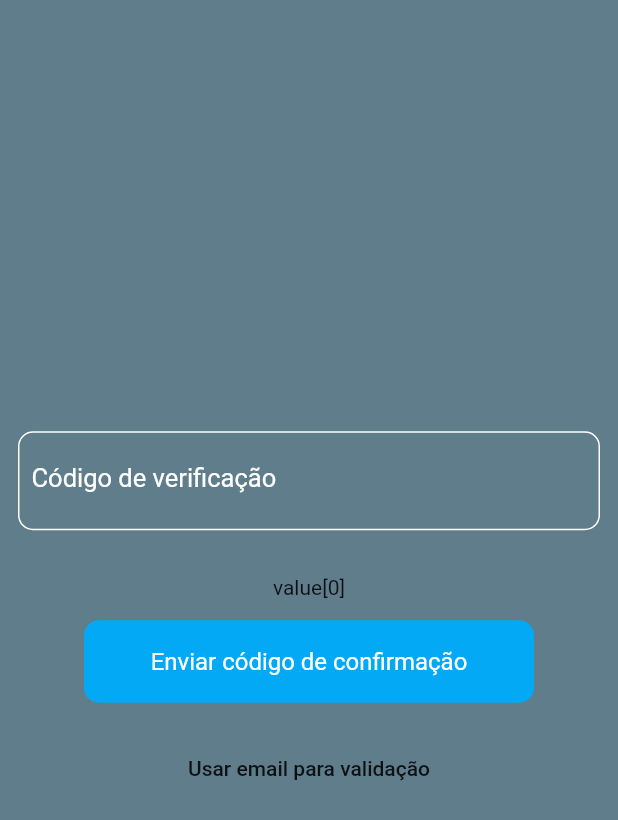
After one commit to LSambo02/flutterfire_demo, a Flutter app: the PhoneValidationScreen screen opened by its route, after a tap on "Enviar código de confirmação", on a phone screen of 412 x 824 dp. The commit adds this screen. Shown: the top 820 px of the screen. Run offline on Flutter 3.47's test engine with Material 2 defaults, Android fonts, the phone set to English and light mode, and no system bars; our stand-ins replace firebase_auth, firebase_core; accounts and stored records are empty; network calls fail; statements that could not run were skipped.

Commit message:
updated to use also phone auth

```diff
--- /dev/null
+++ b/lib/helpers/constantes.dart
@@ -0,0 +1 @@
+String phone_validation_screen = '/phone_validation_screen';
--- a/lib/main.dart
+++ b/lib/main.dart
@@ -1,5 +1,7 @@
 import 'package:firebase_core/firebase_core.dart';
 import 'package:flutter/material.dart';
+import 'package:flutterfire_demo/helpers/constantes.dart';
+import 'package:flutterfire_demo/screens/phone_validation_screen.dart';
 
 import 'screens/home_screen.dart';
 
@@ -21,6 +23,7 @@ class MyApp extends StatelessWidget {
         visualDensity: VisualDensity.adaptivePlatformDensity,
       ),
       home: FireHome(),
+      routes: {phone_validation_screen:(_)=>PhoneValidationScreen()},
     );
   }
 }
--- /dev/null
+++ b/lib/screens/phone_validation_screen.dart
@@ -0,0 +1,112 @@
+import 'package:flutter/material.dart';
+import 'package:flutterfire_demo/helpers/constantes.dart';
+import 'package:flutterfire_demo/services/AuthService.dart';
+import 'package:flutterfire_demo/widgets/custom_button.dart';
+import 'package:flutterfire_demo/widgets/custom_textField.dart';
+
+class PhoneValidationScreen extends StatefulWidget {
+  @override
+  _PhoneValidationScreenState createState() => _PhoneValidationScreenState();
+}
+
+class _PhoneValidationScreenState extends State<PhoneValidationScreen> {
+  String _numero;
+  AuthService authService = AuthService();
+  bool _isDoneRegister = false, _isCodeSent = false, _isLoadingRegister = false;
+  String _message = '', _verificationId, _codigo;
+  int _resendToken;
+
+  GlobalKey<FormState> formKey = GlobalKey<FormState>();
+
+  @override
+  Widget build(BuildContext context) {
+    return Scaffold(
+      backgroundColor: Colors.blueGrey,
+      body: Center(
+        child: SingleChildScrollView(
+          child: Form(
+            key: formKey,
+            child: Column(
+              children: [
+                CustomTextField(
+                  validatorText: 'Insira um número válido',
+                  hintText: _isDoneRegister
+                      ? 'Código de verificação'
+                      : 'Número de telefone',
+                  inputType: TextInputType.number,
+                  onChange: (value) {
+                    _isDoneRegister ? _codigo = value : _numero = value;
+                  },
+                ),
+                _isDoneRegister
+                    ? SizedBox(
+                        height: 30,
+                        child: Text(_message),
+                      )
+                    : SizedBox(),
+                _isLoadingRegister
+                    ? Center(child: CircularProgressIndicator())
+                    : CustomButton(
+                        onTapped: _isDoneRegister
+                            ? () {
+                                authService
+                                    .confirmPhoneVerificationAuth(_codigo)
+                                    .whenComplete(() {})
+                                    .then((value) {
+                                  setState(() {
+                                    _message = value ?? '';
+                                  });
+                                });
+                              }
+                            : () {
+                                // if (formKey.currentState.validate()) {
+                                setState(() {
+                                  _isLoadingRegister = true;
+                                });
+                                authService
+                                    .phoneVerificationAuth(_numero)
+                                    .whenComplete(() {})
+                                    .then((value) {
+                                  setState(() {
+                                    _isLoadingRegister = false;
+                                    _isDoneRegister = true;
+                                    print('value: $value');
+                                    if (value == null) {
+                                      setState(() {
+                                        _message = 'value[0]';
+                                        _verificationId = 'value[1]';
+                                        _resendToken = 0;
+                                        _isCodeSent = true;
+                                      });
+                                    } else if (value.length > 1) {
+                                      setState(() {
+                                        _message = value[0];
+                                        _verificationId = value[1];
+                                        _resendToken = value[2];
+                                        _isCodeSent = true;
+                                      });
+                                    } else {
+                                      _message = value[0];
+                                      _isCodeSent = true;
+                                    }
+                                    // _isLoadingRegister = false;
+                                  });
+                                });
+                                // }
+                              },
+                        buttonWidth: 300,
+                        isPersonalized: false,
+                        title: 'Enviar código de confirmação',
+                      ),
+                FlatButton(
+                    onPressed: () =>
+                        Navigator.pushNamed(context, phone_validation_screen),
+                    child: Text('Usar email para validação'))
+              ],
+            ),
+          ),
+        ),
+      ),
+    );
+  }
+}
--- a/lib/services/AuthService.dart
+++ b/lib/services/AuthService.dart
@@ -3,6 +3,7 @@ import 'package:firebase_auth/firebase_auth.dart';
 class AuthService {
   FirebaseAuth auth = FirebaseAuth.instance;
   String message = '';
+  String _verificationId;
 
   Future register(String email, String password) async {
     try {
@@ -31,8 +32,8 @@ class AuthService {
 
   Future signIn(String email, String password) async {
     try {
-      UserCredential userCredential = await FirebaseAuth.instance
-          .signInWithEmailAndPassword(email: email, password: password);
+      UserCredential userCredential = await auth.signInWithEmailAndPassword(
+          email: email, password: password);
       message = userCredential.additionalUserInfo.username;
       if (isEmailVerified()) {
         message = 'Login Efectuado com Sucesso\nParabéns, ganhou acesso à app';
@@ -41,7 +42,7 @@ class AuthService {
           'Login Efectuado com Sucesso\nAguardando Confirmação de email';
     } on FirebaseAuthException catch (e) {
       if (e.code == 'user-not-found') {
-        message = 'Utilizado com email fornecido não encontrado';
+        message = 'Utilizador com email fornecido não encontrado';
       } else if (e.code == 'wrong-password') {
         message = 'Password errada para este utilizador ou Conta não existente';
       }
@@ -49,6 +50,63 @@ class AuthService {
     }
   }
 
+  phoneVerificationAuth(String phoneNumber) async {
+    print('l$phoneNumber');
+
+    //verificar se numero é válido para o envio/validação do mesmo
+    return await auth.verifyPhoneNumber(
+        phoneNumber: phoneNumber,
+        //validação automática
+        verificationCompleted: (PhoneAuthCredential credential) async {
+          //após implementação da função do firebase ele retorna a credencial
+          //que permite fazer a autenticação abaixo
+          return await auth
+              .signInWithCredential(credential)
+              .whenComplete(() {})
+              .then((value) {
+            //Para actualização da nossa UI
+            return ['Usuário logado'];
+          });
+        },
+        //tratamento de erros
+        verificationFailed: (FirebaseAuthException e) {
+          print('m: ${e.message}');
+          //Para actualização da nossa UI
+          return ['Validação falhou com o seguinte erro: ${e.message}'];
+        },
+        //envio do código de confirmação
+        codeSent: (String verificationId, int resendToken) async {
+          _verificationId = verificationId;
+          //Para actualização da nossa UI
+          return [
+            'Efectuou a validação com sucesso\n Insira o código enviado:',
+            verificationId,
+            resendToken
+          ];
+        },
+        //lidar com erros de timeout
+        codeAutoRetrievalTimeout: (String verificationId) {
+          //Para actualização da nossa UI
+          return [verificationId];
+        });
+  }
+
+  //validação "manual do utilizador"
+  confirmPhoneVerificationAuth(smsCode) async {
+    //instanciar "manualmente" o PhoneAuthCredential para gerar a credencial que nos possibilita
+    // efectuar a validação
+    PhoneAuthCredential phoneAuthCredential = PhoneAuthProvider.credential(
+        verificationId: _verificationId, smsCode: smsCode);
+
+    //com a credencial é possivel então efectuar a autenticação do utilizador
+    return await auth
+        .signInWithCredential(phoneAuthCredential)
+        .whenComplete(() {})
+        .then((value) {
+      return 'Usuário logado';
+    });
+  }
+
   bool isEmailVerified() {
     User user = auth.currentUser;
     return user.emailVerified;
```
Also changed, not shown: lib/screens/home_screen.dart (+9 -1 lines), 8 other files.
